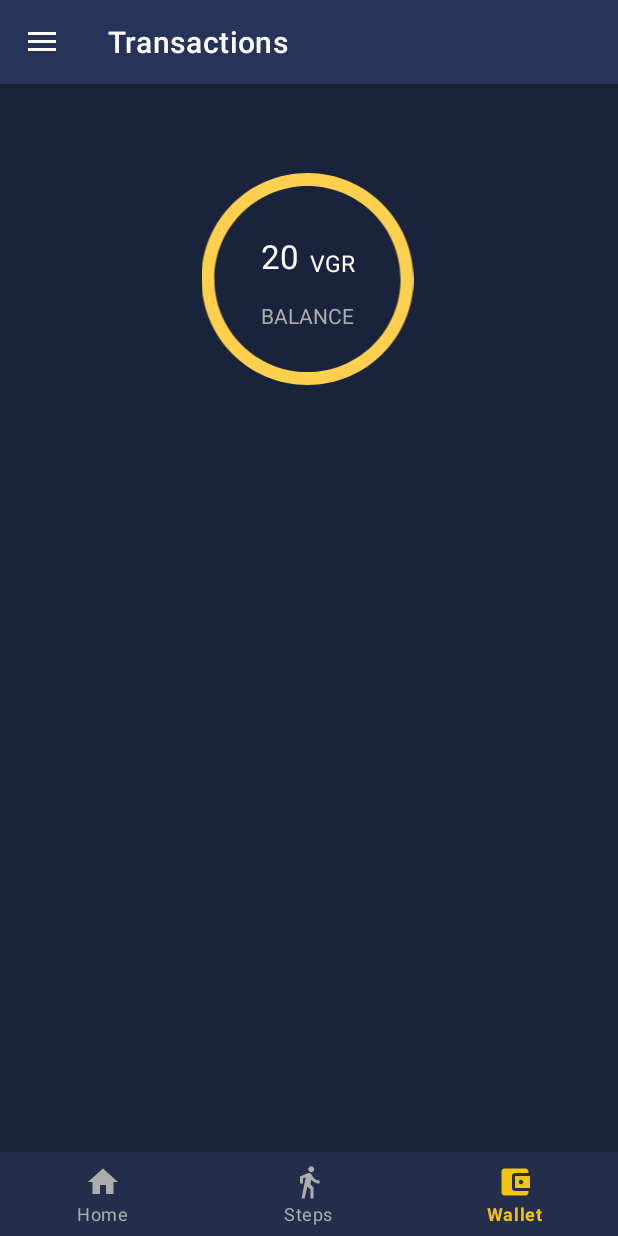
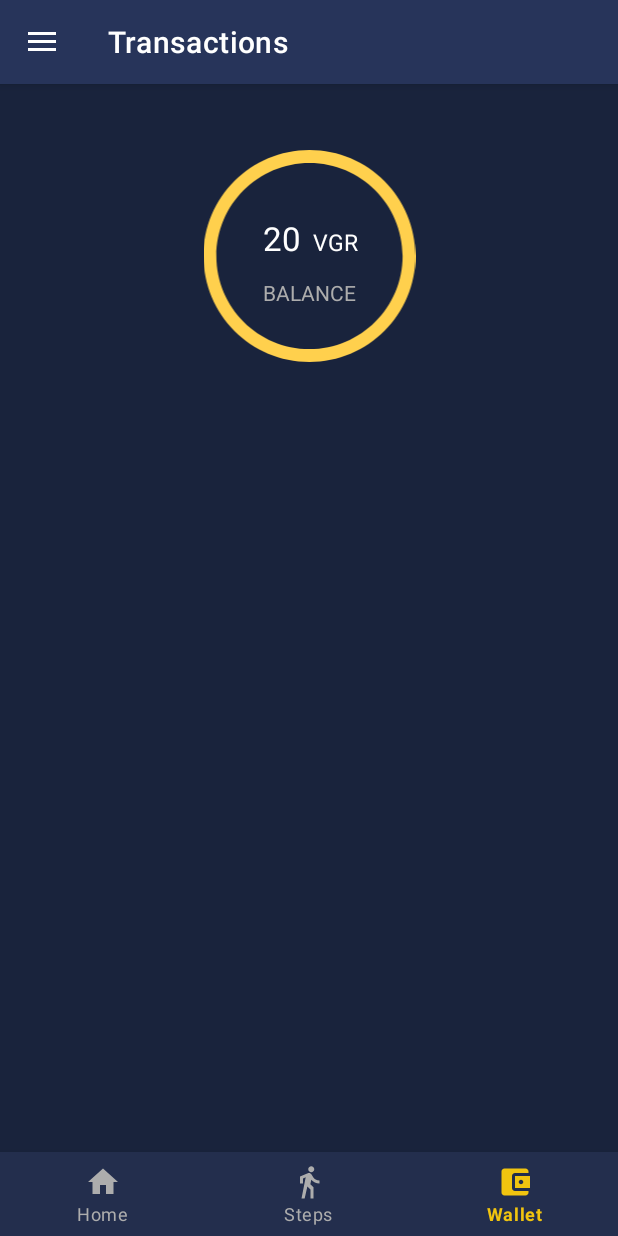
Before and after one commit to liang799/Vigour, an Android app: the screen it shows after launch once a user with an empty profile is signed in (MainActivity), item 3 of the bottom bar chosen, on a phone screen of 412 x 824 dp. Run offline under Robolectric (Android 15) with nearby library versions, the light colour scheme and no system bars; our stand-ins replace Firebase (no records; nobody signed in at launch, a user with empty details on screens opened directly), navigation-ui; libraries missing offline, so code that uses them is left out: com.shobhitpuri.custombuttons; 7 statements that could not run were skipped.

Commit message:
Updated UI for transaction

```diff
--- a/app/src/main/res/layout/fragment_transactions.xml
+++ b/app/src/main/res/layout/fragment_transactions.xml
@@ -8,67 +8,63 @@
     tools:context=".fragments.Transactions">
 
     <ImageView
+        android:id="@+id/imageView7"
         android:layout_width="154dp"
         android:layout_height="141dp"
+        android:layout_marginTop="44dp"
         android:src="@drawable/ic_yellowcircle"
-        app:layout_constraintBottom_toBottomOf="parent"
         app:layout_constraintEnd_toEndOf="parent"
-        app:layout_constraintHorizontal_bias="0.497"
         app:layout_constraintStart_toStartOf="parent"
-        app:layout_constraintTop_toTopOf="parent"
-        app:layout_constraintVertical_bias="0.104" />
+        app:layout_constraintTop_toTopOf="parent" />
 
     <TextView
         android:id="@+id/userCountry"
         android:layout_width="wrap_content"
         android:layout_height="wrap_content"
+        android:layout_marginTop="44dp"
         android:text="20"
         android:textColor="@color/NeutralWhite"
         android:textSize="22dp"
-        app:layout_constraintBottom_toBottomOf="parent"
-        app:layout_constraintEnd_toEndOf="parent"
-        app:layout_constraintHorizontal_bias="0.45"
-        app:layout_constraintStart_toStartOf="parent"
-        app:layout_constraintTop_toTopOf="parent"
-        app:layout_constraintVertical_bias="0.146" />
+        app:layout_constraintEnd_toEndOf="@+id/imageView7"
+        app:layout_constraintHorizontal_bias="0.356"
+        app:layout_constraintStart_toStartOf="@+id/imageView7"
+        app:layout_constraintTop_toTopOf="@+id/imageView7" />
 
     <TextView
         android:id="@+id/userCountry2"
         android:layout_width="wrap_content"
         android:layout_height="wrap_content"
+        android:layout_marginStart="8dp"
         android:text="VGR"
         android:textColor="@color/NeutralWhite"
         android:textSize="15dp"
-        app:layout_constraintBottom_toBottomOf="parent"
-        app:layout_constraintEnd_toEndOf="parent"
-        app:layout_constraintHorizontal_bias="0.541"
-        app:layout_constraintStart_toStartOf="parent"
-        app:layout_constraintTop_toTopOf="parent"
-        app:layout_constraintVertical_bias="0.157" />
+        app:layout_constraintBottom_toBottomOf="@+id/userCountry"
+        app:layout_constraintStart_toEndOf="@+id/userCountry"
+        app:layout_constraintTop_toTopOf="@+id/userCountry"
+        app:layout_constraintVertical_bias="0.85" />
 
     <TextView
         android:id="@+id/balance"
         android:layout_width="wrap_content"
         android:layout_height="wrap_content"
+        android:layout_marginTop="12dp"
         android:text="BALANCE"
         android:textColor="@color/NeutralGray"
         android:textSize="14dp"
-        app:layout_constraintBottom_toBottomOf="parent"
-        app:layout_constraintEnd_toEndOf="parent"
-        app:layout_constraintHorizontal_bias="0.498"
-        app:layout_constraintStart_toStartOf="parent"
-        app:layout_constraintTop_toTopOf="parent"
-        app:layout_constraintVertical_bias="0.209" />
+        app:layout_constraintEnd_toEndOf="@+id/userCountry2"
+        app:layout_constraintHorizontal_bias="0.0"
+        app:layout_constraintStart_toStartOf="@+id/userCountry"
+        app:layout_constraintTop_toBottomOf="@+id/userCountry" />
 
     <androidx.recyclerview.widget.RecyclerView
         android:id="@+id/historyview"
-        android:layout_width="300dp"
-        android:layout_height="450dp"
+        android:layout_width="0dp"
+        android:layout_height="0dp"
+        android:layout_marginTop="4dp"
+        android:layout_marginBottom="4dp"
         app:layout_constraintBottom_toBottomOf="parent"
         app:layout_constraintEnd_toEndOf="parent"
-        app:layout_constraintHorizontal_bias="0.494"
         app:layout_constraintStart_toStartOf="parent"
-        app:layout_constraintTop_toTopOf="parent"
-        app:layout_constraintVertical_bias="0.797" />
+        app:layout_constraintTop_toBottomOf="@+id/imageView7" />
 
 </androidx.constraintlayout.widget.ConstraintLayout>
--- a/app/src/main/res/layout/transaction_row.xml
+++ b/app/src/main/res/layout/transaction_row.xml
@@ -51,10 +51,12 @@
                 android:id="@+id/steps_row"
                 android:layout_width="wrap_content"
                 android:layout_height="wrap_content"
-                android:layout_alignParentStart="true"
-                android:layout_alignParentBottom="true"
-                android:layout_marginStart="300dp"
-                android:layout_marginBottom="35dp"
+                android:layout_alignTop="@+id/money_row"
+                android:layout_alignBottom="@+id/money_row"
+                android:layout_alignParentEnd="true"
+                android:layout_marginTop="16dp"
+                android:layout_marginEnd="25dp"
+                android:layout_marginBottom="6dp"
                 android:text="10000 steps"
                 android:textColor="@color/NeutralGray"
                 android:textSize="18sp" />
```
